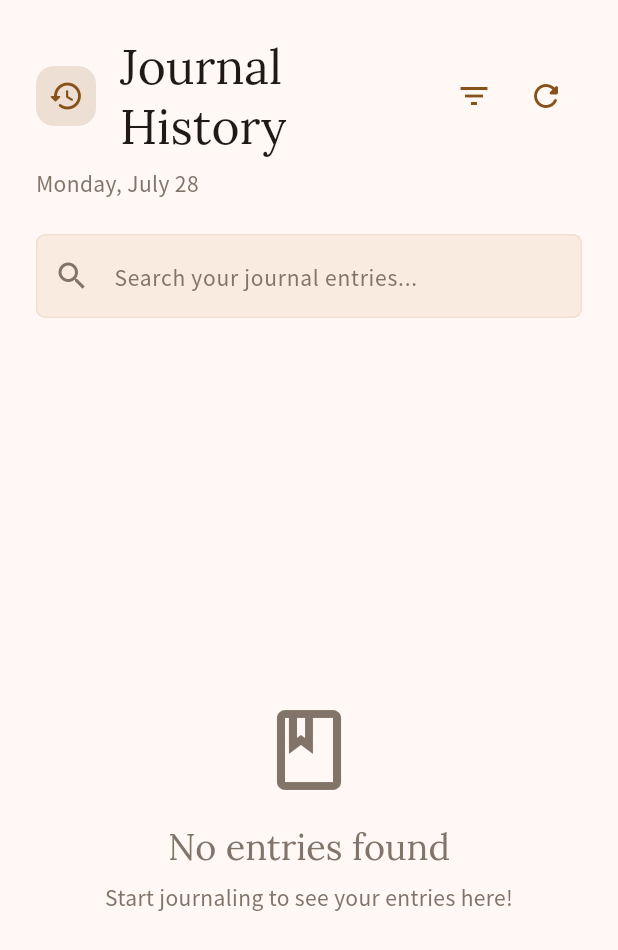
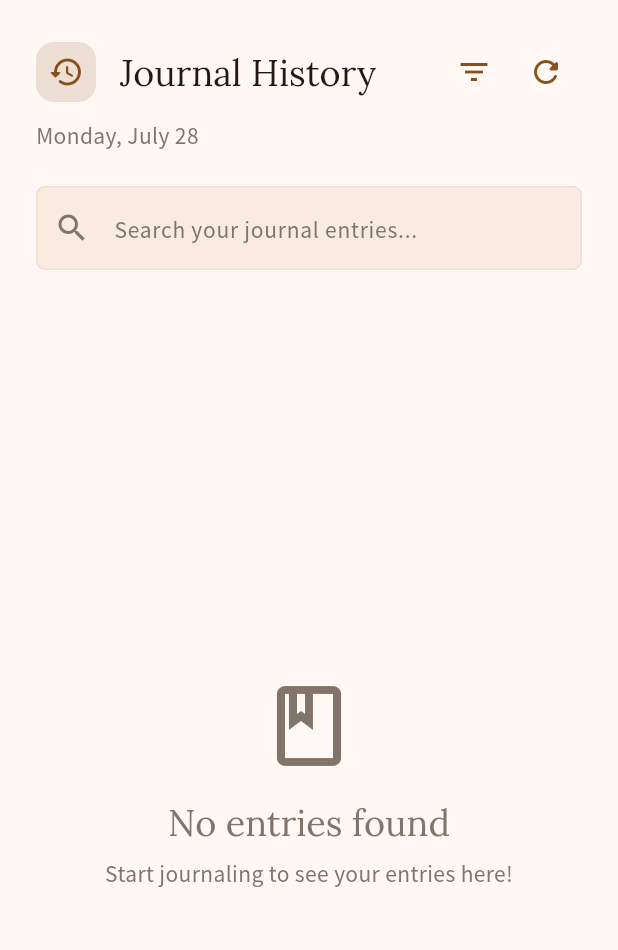
Before and after one commit to mikedesigns-nvisia/spiral_journal_flutter, a Flutter app: the JournalHistoryScreen screen opened directly, on a phone screen of 412 x 824 dp. Shown: the top 950 px of the screen. Run offline on Flutter 3.47's test engine with Material 3 defaults, Android fonts, the phone set to English and light mode, and no system bars; our stand-ins replace device_info_plus, file_picker, flutter_secure_storage, google_fonts, local_auth, share_plus and 2 more; missing offline and left inert: encrypt; accounts and stored records are empty; statements that could not run were skipped.

Commit message:
fix: Typography improvements and performance optimization
- Fix font rendering by using Google Fonts (Lora for headings, Noto Sans JP for body)
- Reduce Journal History heading size from headlineLarge to headlineSmall
- Fix import paths for relocated app_constants.dart file
- Remove global fontFamily override to allow mixed font usage
- Disable excessive FPS logging in debug mode
- Update dependencies and clean up font assets

🤖 Generated with [Claude Code](https://claude.ai/code)

Co-Authored-By: Claude <noreply@anthropic.com>

```diff
--- a/lib/database/journal_dao.dart
+++ b/lib/database/journal_dao.dart
@@ -2,7 +2,7 @@ import 'package:flutter/foundation.dart';
 import 'dart:convert';
 import 'package:sqflite/sqflite.dart';
 import 'package:uuid/uuid.dart';
-import '../constants/app_constants.dart';
+import '../core/app_constants.dart';
 import '../constants/validation_constants.dart';
 import '../models/journal_entry.dart';
 import '../utils/database_exceptions.dart';
--- a/lib/design_system/design_tokens.dart
+++ b/lib/design_system/design_tokens.dart
@@ -96,12 +96,9 @@ class DesignTokens {
   /// Font family with Google Fonts primary, local cached as fallback
   static String get fontFamily {
     try {
-      // Try Google Fonts first (will use cached local fonts if available)
-      return GoogleFonts.notoSansJp().fontFamily ?? 'NotoSansJP';
+      return GoogleFonts.notoSansJp().fontFamily ?? _getFallbackFontFamily();
     } catch (e) {
-      debugPrint('Google Fonts failed, using cached local font: $e');
-      // Fallback to bundled local font (cached on install)
-      return 'NotoSansJP';
+      return _getFallbackFontFamily();
     }
   }
 
@@ -520,14 +517,14 @@ class DesignTokens {
         decoration: decoration,
       );
     } catch (e) {
-      debugPrint('Google Fonts failed in getTextStyle, using cached local font: $e');
+      debugPrint('Google Fonts failed in getTextStyle, using fallback font: $e');
       return TextStyle(
         fontSize: fontSize,
         fontWeight: fontWeight,
         color: color,
         height: height,
         decoration: decoration,
-        fontFamily: 'NotoSansJP', // Use cached local font as fallback
+        fontFamily: _getFallbackFontFamily(),
       );
     }
   }
--- a/lib/screens/journal_history_screen.dart
+++ b/lib/screens/journal_history_screen.dart
@@ -1060,7 +1060,7 @@ class _JournalHistoryScreenState extends State<JournalHistoryScreen> {
                       Expanded(
                         child: Text(
                           'Journal History',
-                          style: Theme.of(context).textTheme.headlineLarge,
+                          style: Theme.of(context).textTheme.headlineSmall,
                         ),
                       ),
                       Consumer<JournalProvider>(
--- a/lib/screens/profile_setup_screen.dart
+++ b/lib/screens/profile_setup_screen.dart
@@ -4,7 +4,7 @@ import '../models/user_profile.dart';
 import '../services/profile_service.dart';
 import '../services/settings_service.dart';
 import '../theme/app_theme.dart';
-import '../constants/app_constants.dart';
+import '../core/app_constants.dart';
 import '../screens/main_screen.dart';
 import '../widgets/app_background.dart';
 import '../services/navigation_flow_controller.dart';
--- a/lib/services/journal_service.dart
+++ b/lib/services/journal_service.dart
@@ -1,5 +1,5 @@
 import 'package:flutter/foundation.dart';
-import '../constants/app_constants.dart';
+import '../core/app_constants.dart';
 import '../constants/validation_constants.dart';
 import '../models/journal_entry.dart';
 import '../models/core.dart';
--- a/lib/theme/app_theme.dart
+++ b/lib/theme/app_theme.dart
@@ -13,7 +13,7 @@ class AppTheme {
   static ThemeData get lightTheme {
     return ThemeData(
       useMaterial3: true,
-      fontFamily: DesignTokens.fontFamily,
+      // Removed global fontFamily to allow text styles to use their own fonts
       brightness: Brightness.light,
 
       // Color Scheme
@@ -144,7 +144,7 @@ class AppTheme {
   static ThemeData get darkTheme {
     return ThemeData(
       useMaterial3: true,
-      fontFamily: DesignTokens.fontFamily,
+      // Removed global fontFamily to allow text styles to use their own fonts
       brightness: Brightness.dark,
 
       // Color Scheme
```
Also changed, not shown: lib/services/performance_optimization_service.dart (+4 -3 lines), pubspec.lock.
